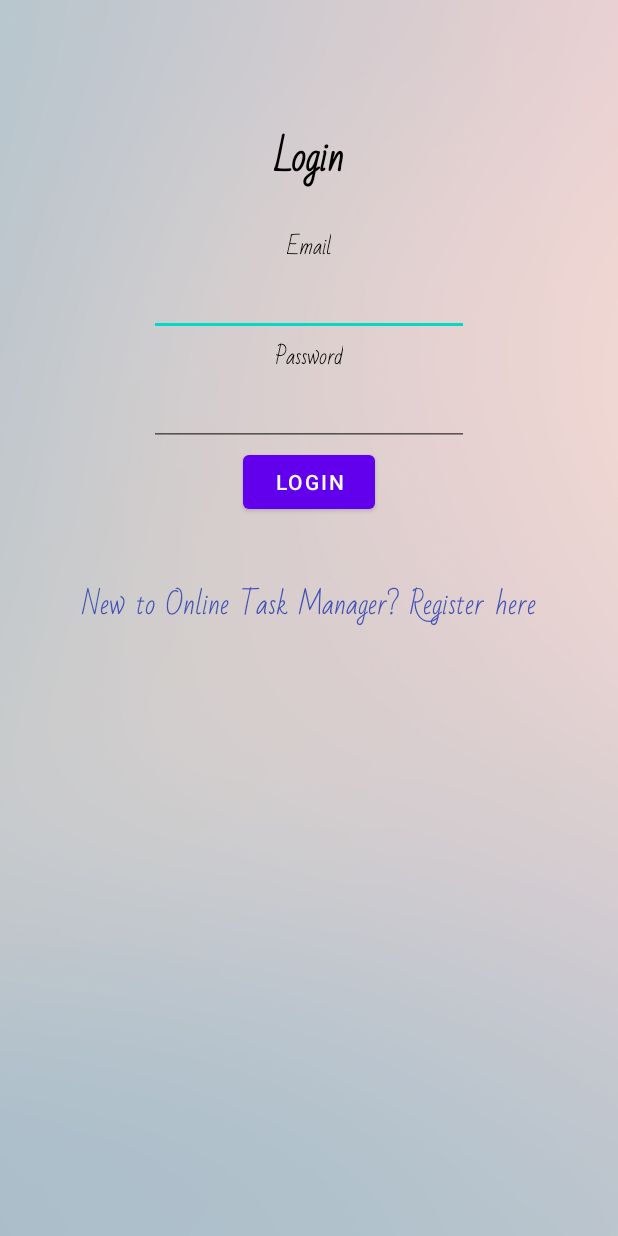
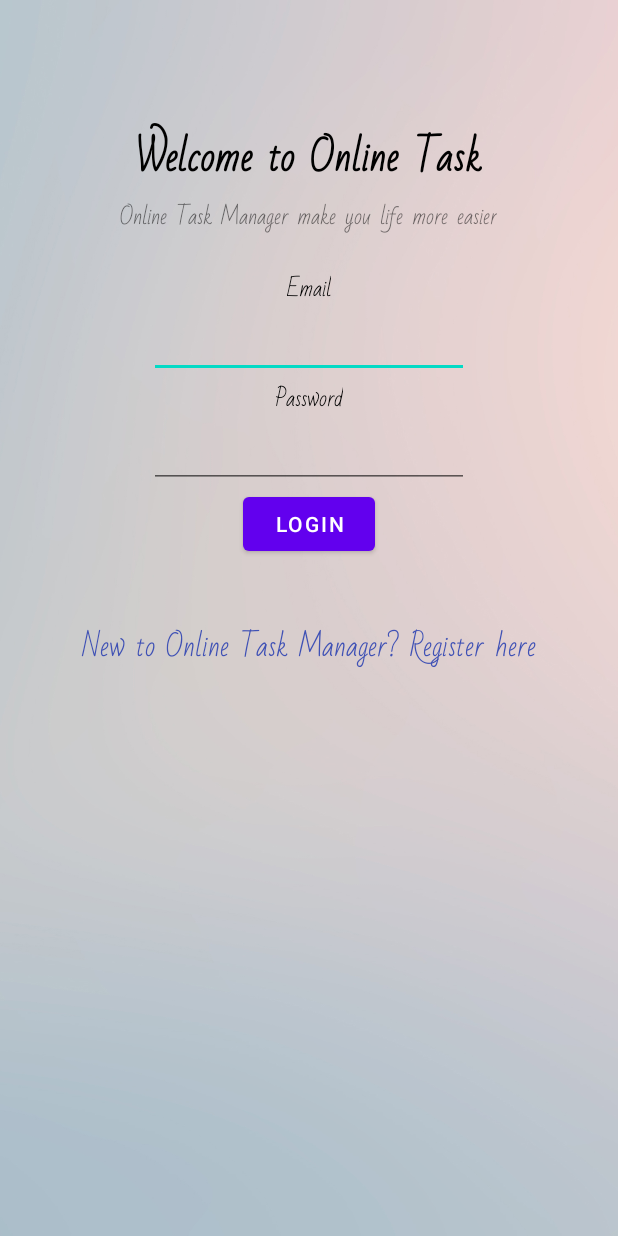
Before and after one commit to TeongYew/OnlineTaskManager---A202SGI, an Android app: the screen it shows after launch (LoginActivity), on a phone screen of 412 x 824 dp. Run offline under Robolectric (Android 15) with nearby library versions, the phone set to English and light mode, and no system bars; our stand-ins replace Firebase (no records; nobody signed in at launch, a user with empty details on screens opened directly).

Commit message:
edit login page

```diff
--- a/OnlineTaskManager/app/src/main/res/layout/activity_login.xml
+++ b/OnlineTaskManager/app/src/main/res/layout/activity_login.xml
@@ -18,6 +18,16 @@
         android:textStyle="bold" />
 
     <TextView
+        android:id="@+id/login_discription"
+        android:layout_width="wrap_content"
+        android:layout_height="wrap_content"
+        android:layout_gravity="center"
+        android:clickable="false"
+        android:fontFamily="@font/bad_script"
+        android:text="@string/login_text2" />
+
+
+    <TextView
         android:id="@+id/fstTxt"
         android:layout_width="wrap_content"
         android:layout_height="wrap_content"
@@ -26,6 +36,7 @@
         android:fontFamily="@font/bad_script"
         android:text="@string/email_text"
         android:textColor="#000000" />
+
     <EditText
         android:id="@+id/txtEmail"
         android:layout_width="wrap_content"
@@ -53,7 +64,7 @@
         android:layout_width="wrap_content"
         android:layout_height="wrap_content"
         android:layout_gravity="center"
-        android:text="@string/login_text" />
+        android:text="@string/btn_text" />
 
     <TextView android:id="@+id/lnkRegister"
         android:layout_width="match_parent"
--- a/OnlineTaskManager/app/src/main/res/values/strings.xml
+++ b/OnlineTaskManager/app/src/main/res/values/strings.xml
@@ -1,6 +1,8 @@
 <resources>
     <string name="app_name">OnlineTaskManager</string>
-    <string name="login_text">Login</string>
+    <string name="login_text">Welcome to Online Task</string>
+    <string name="login_text2">Online Task Manager make you life more easier</string>
+    <string name="btn_text">Login</string>
     <string name="email_text">Email</string>
     <string name="password_text">Password</string>
     <string name="register_link_text">New to Online Task Manager? Register here</string>
```
